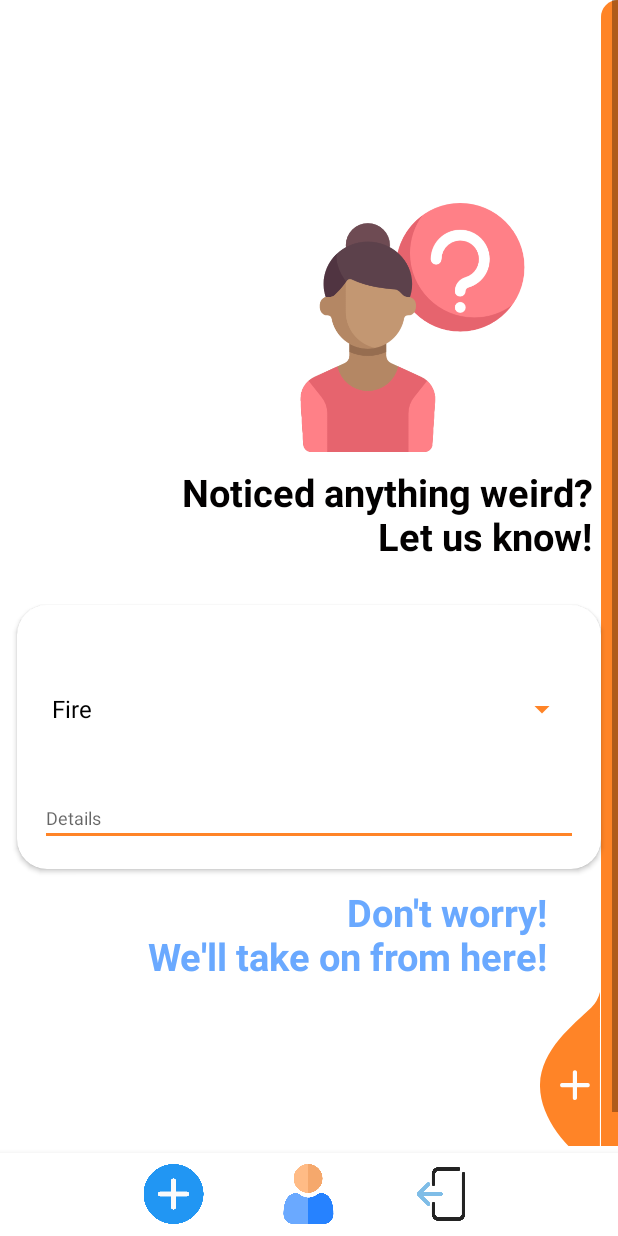
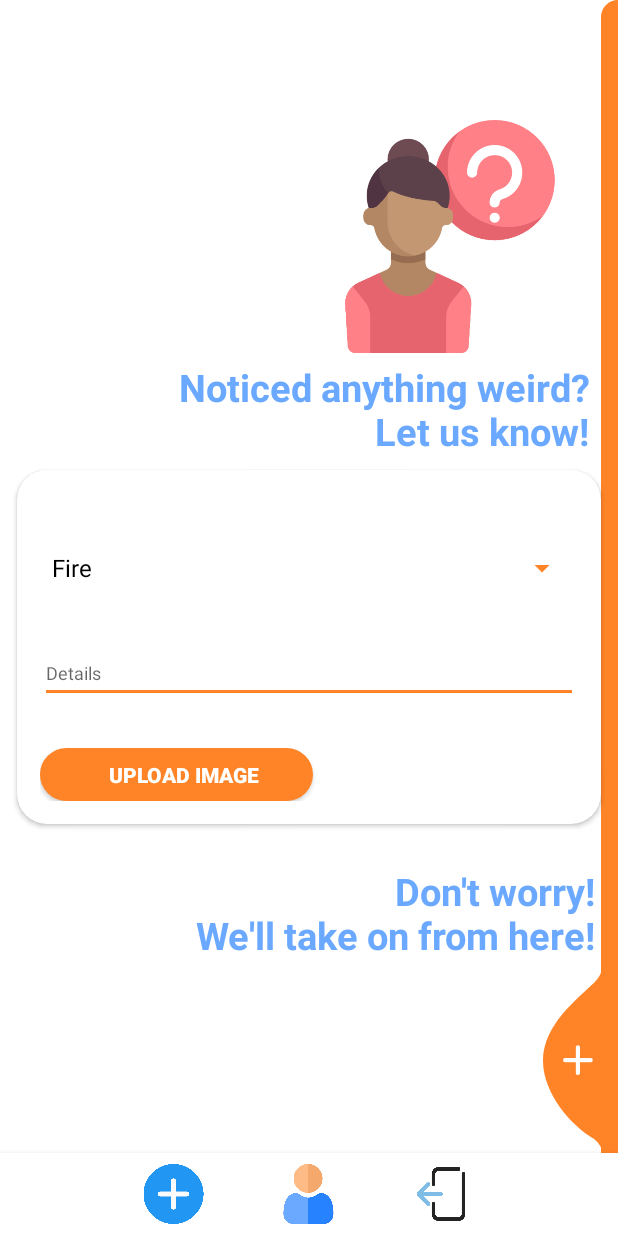
Before and after one commit to PaliouraP/SmartAlert, an Android app: the HomeActivity screen opened directly, with no data from a screen before it, after a tap on "Report an incident", on a phone screen of 412 x 824 dp. Run offline under Robolectric (Android 15) with nearby library versions, the phone set to English and light mode, and no system bars; our stand-ins replace Firebase (no records; nobody signed in at launch, a user with empty details on screens opened directly).

Commit message:
uploading image from phone gallery when reporting an incident

```diff
--- a/SmartAlert/app/build.gradle
+++ b/SmartAlert/app/build.gradle
@@ -36,6 +36,7 @@ dependencies {
     implementation 'androidx.constraintlayout:constraintlayout:2.1.4'
     implementation 'com.google.firebase:firebase-database:20.0.4'
     implementation 'com.google.firebase:firebase-auth:21.1.0'
+    implementation 'com.google.firebase:firebase-storage:20.1.0'
 
     testImplementation 'junit:junit:4.13.2'
     androidTestImplementation 'androidx.test.ext:junit:1.1.4'
--- a/SmartAlert/app/src/main/java/com/unipi/p19129_p19140/smartalert/HomeActivity.java
+++ b/SmartAlert/app/src/main/java/com/unipi/p19129_p19140/smartalert/HomeActivity.java
@@ -19,26 +19,38 @@ import java.util.ArrayList;
 
 public class HomeActivity extends AppCompatActivity {
 
-    private ImageView logout;
     GridView options;
+    private ImageView menu_report,menu_logout;
+
 
     @Override
     protected void onCreate(Bundle savedInstanceState) {
         super.onCreate(savedInstanceState);
         setContentView(R.layout.activity_home);
-        logout=findViewById(R.id.logout_btn);
+        menu_report=findViewById(R.id.menu_report);
+        menu_logout=findViewById(R.id.logout_btn);
         to_logout();
+        to_report();
         gridview();
+    }
 
 
 
-    }
     private void to_logout(){
-        logout.setOnClickListener(new View.OnClickListener() {
+        menu_logout.setOnClickListener(new View.OnClickListener() {
             @Override
             public void onClick(View v) {
                 startActivity(new Intent(HomeActivity.this,LoginActivity.class));
                 overridePendingTransition(R.anim.slide_in_right,R.anim.stay);
+            }
+        });
+    }
+    private void to_report(){
+        menu_report.setOnClickListener(new View.OnClickListener() {
+            @Override
+            public void onClick(View v) {
+                startActivity(new Intent(HomeActivity.this,ReportActivity.class));
+                overridePendingTransition(R.anim.slide_in_left,R.anim.stay);
             }
         });
     }
--- a/SmartAlert/app/src/main/java/com/unipi/p19129_p19140/smartalert/ReportActivity.java
+++ b/SmartAlert/app/src/main/java/com/unipi/p19129_p19140/smartalert/ReportActivity.java
@@ -5,12 +5,15 @@ import androidx.appcompat.app.AppCompatActivity;
 import androidx.core.app.ActivityCompat;
 
 import android.Manifest;
+import android.content.Intent;
 import android.content.pm.PackageManager;
 import android.location.Location;
 import android.location.LocationListener;
 import android.location.LocationManager;
+import android.net.Uri;
 import android.os.Bundle;
 import android.provider.ContactsContract;
+import android.provider.MediaStore;
 import android.text.TextUtils;
 import android.view.View;
 import android.widget.ArrayAdapter;
@@ -22,23 +25,32 @@ import android.widget.TextView;
 import android.widget.Toast;
 
 import com.google.android.gms.tasks.OnCompleteListener;
+import com.google.android.gms.tasks.OnFailureListener;
+import com.google.android.gms.tasks.OnSuccessListener;
 import com.google.android.gms.tasks.Task;
+import com.google.android.material.snackbar.Snackbar;
 import com.google.firebase.auth.AuthResult;
 import com.google.firebase.auth.FirebaseAuth;
 import com.google.firebase.database.DatabaseReference;
 import com.google.firebase.database.FirebaseDatabase;
+import com.google.firebase.storage.FirebaseStorage;
+import com.google.firebase.storage.StorageReference;
+import com.google.firebase.storage.UploadTask;
+
 
 import java.util.ArrayList;
 import java.util.Calendar;
 import java.util.HashMap;
 import java.util.List;
+import java.util.UUID;
 
 public class ReportActivity extends AppCompatActivity implements LocationListener {
 
     private Spinner type;
     private EditText details;
     private ImageView report;
-    private TextView location_text;
+    private Button upload;
+    private ImageView menu_report,menu_logout;
     // Location manager object
     LocationManager locationManager;
     double latitude;
@@ -52,6 +64,12 @@ public class ReportActivity extends AppCompatActivity implements LocationListene
     // Reference for Firebase.
     DatabaseReference databaseReference;
 
+    //Firebase Storage
+    private  FirebaseStorage storage;
+    private StorageReference storageReference;
+    Uri selectedImageUri;
+    boolean uploaded;
+
     @Override
     protected void onCreate(Bundle savedInstanceState) {
         super.onCreate(savedInstanceState);
@@ -61,16 +79,50 @@ public class ReportActivity extends AppCompatActivity implements LocationListene
         type = findViewById(R.id.report_type);
         details = findViewById(R.id.report_details);
         report = findViewById(R.id.report_btn);
+        upload = findViewById(R.id.upload_img);
+        menu_report=findViewById(R.id.menu_report);
+        menu_logout=findViewById(R.id.logout_btn);
 
+        storage=FirebaseStorage.getInstance();
+        storageReference=storage.getReference();
 
         // Setting spinner items
-        String[] items = new String[]{"Fire", "Flood", "Dangerous Weather", "Earthquake", "Other"};
+        String[] items = new String[]{"Fire", "Flood", "Dangerous Weather", "Earthquake","Other"};
         ArrayAdapter<String> adapter = new ArrayAdapter<>(this, android.R.layout.simple_spinner_dropdown_item, items);
         type.setAdapter(adapter);
-
+        //CALLING GET_LOCATION FUNCTION
         Get_Location();
 
+        // UPLOAD IMAGE BUTTON
+        upload.setOnClickListener(new View.OnClickListener() {
+            @Override
+            public void onClick(View v) {
+                chooseImage();
 
+            }
+
+            private void chooseImage() {
+                Intent intent=new Intent();
+                intent.setType("image/*");
+                intent.setAction(Intent.ACTION_GET_CONTENT);
+                startActivityForResult(intent,1);
+            }
+        });
+        // CLICKING ON THE REPORT BUTTON ON THE MENU
+        menu_report.setOnClickListener(new View.OnClickListener() {
+            @Override
+            public void onClick(View v) {
+                startActivity(new Intent(ReportActivity.this,ReportActivity.class));
+                overridePendingTransition(R.anim.slide_in_right,R.anim.stay);
+            }
+        });
+        menu_logout.setOnClickListener(new View.OnClickListener() {
+            @Override
+            public void onClick(View v) {
+                startActivity(new Intent(ReportActivity.this,LoginActivity.class));
+                overridePendingTransition(R.anim.slide_in_right,R.anim.stay);
+            }
+        });
 
         // ON CLICK LISTENER FOR REPORT BUTTON
         report.setOnClickListener(new View.OnClickListener() {
@@ -86,10 +138,21 @@ public class ReportActivity extends AppCompatActivity implements LocationListene
                 }
             }
         });
+
+    }
+    // CHECK IF IMAGE WAS UPLOADED AND SAVE CHOSEN IMAGE
+    public void onActivityResult(int requestCode, int resultCode, Intent data) {
+        super.onActivityResult(requestCode, resultCode, data);
+
+        if (requestCode == 1 &&  resultCode == RESULT_OK && data!=null && data.getData()!=null) {
+                selectedImageUri = data.getData();
+                uploaded=true;
+        }
     }
 
+    // GET LOCATION
     public void Get_Location() {
-        // PERMISSION
+        // IF PERMISSION ACCEPTED
         if (ActivityCompat.checkSelfPermission(this, Manifest.permission.ACCESS_FINE_LOCATION) != PackageManager.PERMISSION_GRANTED
                 && ActivityCompat.checkSelfPermission(this, Manifest.permission.ACCESS_COARSE_LOCATION) != PackageManager.PERMISSION_GRANTED) {
             ActivityCompat.requestPermissions(this,new String[]{Manifest.permission.ACCESS_FINE_LOCATION},2);
@@ -110,12 +173,13 @@ public class ReportActivity extends AppCompatActivity implements LocationListene
         latitude=location.getLatitude();
         longitude=location.getLongitude();
 
-        location_text.setText(location.getLatitude()+","+location.getLongitude());
     }
+
+    // REPORT FUNCTION IS CALLED WHEN PRESSING THE ADD REPORT BUTTON
     private void makeReport(String type, String details) {
-
         String timestamp = String.valueOf(Calendar.getInstance().getTime());
         String user_location=latitude+","+longitude;
+        uploadImage(type,user_location);
         HashMap<String, Object> map = new HashMap<>();
         map.put("User", "user id"); //change to actual user id
         map.put("Location", user_location); // change to actual location
@@ -127,5 +191,26 @@ public class ReportActivity extends AppCompatActivity implements LocationListene
         Toast.makeText(ReportActivity.this, "Reported successfully!", Toast.LENGTH_SHORT).show();
     }
 
+    // UPLOADING IMAGE IN FIREBASE STORAGE FOLDER "images"
+    public void uploadImage(String type,String location_saved) {
+        if(uploaded){
+        final String key= UUID.randomUUID().toString();
+        // EVERY IMAGE IS NAMED AFTER TYPE OF DISASTER AND ITS LOCATION
+        StorageReference s=storageReference.child("images/"+type+"_"+location_saved);
+        s.putFile(selectedImageUri).addOnSuccessListener(new OnSuccessListener<UploadTask.TaskSnapshot>() {
+            @Override
+            public void onSuccess(UploadTask.TaskSnapshot taskSnapshot) {
 
+            }
+        })
+                .addOnFailureListener(new OnFailureListener() {
+                    @Override
+                    public void onFailure(@NonNull Exception e) {
+                        Toast.makeText(getApplicationContext(),"Image was not uploaded",Toast.LENGTH_LONG).show();
+                    }
+                });
     }
+    }
+
+
+}
--- a/SmartAlert/app/src/main/res/drawable/ic_side_bg.xml
+++ b/SmartAlert/app/src/main/res/drawable/ic_side_bg.xml
@@ -5,5 +5,6 @@
     <solid
         android:color="#FF8427"/>
     <corners
-        android:topLeftRadius="17dp"/>
+        android:topLeftRadius="17dp"
+        android:bottomLeftRadius="17dp"/>
 </shape>
--- a/SmartAlert/app/src/main/res/layout/activity_home.xml
+++ b/SmartAlert/app/src/main/res/layout/activity_home.xml
@@ -50,6 +50,7 @@
             >
 
             <ImageView
+                android:id="@+id/menu_report"
                 android:layout_width="50dp"
                 android:layout_height="40dp"
                 android:layout_margin="@dimen/loginViewsMargin"
--- a/SmartAlert/app/src/main/res/layout/activity_report.xml
+++ b/SmartAlert/app/src/main/res/layout/activity_report.xml
@@ -6,26 +6,25 @@
     android:layout_height="match_parent"
     tools:context=".ReportActivity"
     android:background="@color/whiteTextColor">
+
     <ScrollView
         android:layout_width="match_parent"
-    android:layout_height="match_parent"
-    android:layout_marginBottom="60dp">
+        android:layout_height="match_parent">
 
         <androidx.constraintlayout.widget.ConstraintLayout
             android:layout_width="match_parent"
-    android:layout_height="match_parent">
+            android:layout_height="wrap_content">
 
             <androidx.cardview.widget.CardView
                 android:id="@+id/cardView"
                 android:layout_width="match_parent"
                 android:layout_height="wrap_content"
                 android:layout_margin="11dp"
-        android:layout_marginBottom="396dp"
                 android:elevation="0dp"
                 app:cardCornerRadius="20dp"
                 app:layout_constraintBottom_toTopOf="@+id/textView5"
                 app:layout_constraintTop_toTopOf="parent"
-        app:layout_constraintVertical_bias="1.0"
+                app:layout_constraintVertical_bias="0.95"
                 tools:layout_editor_absoluteX="11dp">
 
                 <LinearLayout
@@ -38,22 +37,33 @@
                         android:id="@+id/report_type"
                         style="@style/modifiedEditText"
                         android:layout_width="fill_parent"
-                android:layout_height="wrap_content"
-                android:layout_marginTop="30dp" />
+                        android:layout_height="40dp"
+                        android:layout_marginTop="30dp"
+                        />
 
                     <EditText
                         android:id="@+id/report_details"
                         style="@style/modifiedEditText"
                         android:layout_below="@id/report_type"
                         android:layout_marginTop="30dp"
+                        android:layout_height="40dp"
+
                         android:hint="Details" />
+
+                    <Button
+                        android:id="@+id/upload_img"
+                        style="@style/loginButton"
+                        android:layout_height="35dp"
+                        android:layout_marginTop="30dp"
+                        android:text="@string/upload_image"
+
+                        />
 
 
                 </LinearLayout>
             </androidx.cardview.widget.CardView>
 
             <!-- Spinner Element -->
-
 
 
             <View
@@ -75,40 +85,42 @@
                 android:src="@drawable/ic_add_img"
                 app:layout_constraintBottom_toBottomOf="parent"
                 app:layout_constraintEnd_toEndOf="parent"
-        app:layout_constraintHorizontal_bias="0.968"
-        app:layout_constraintStart_toStartOf="parent" />
+                app:layout_constraintHorizontal_bias="0.974"
+                app:layout_constraintStart_toStartOf="parent"
+                app:layout_constraintTop_toTopOf="parent"
+                app:layout_constraintVertical_bias="0.975" />
 
             <TextView
                 android:id="@+id/textView4"
                 style="@style/viewParent.headerText.NoMode"
                 android:text="@string/weird"
                 android:textAlignment="textEnd"
+                android:textColor="#6AA9FF"
+
                 app:layout_constraintBottom_toTopOf="@+id/cardView"
                 app:layout_constraintEnd_toEndOf="parent"
-        app:layout_constraintHorizontal_bias="0.874"
+                app:layout_constraintHorizontal_bias="0.859"
                 app:layout_constraintStart_toStartOf="parent"
                 app:layout_constraintTop_toTopOf="parent"
-        app:layout_constraintVertical_bias="0.915" />
+                app:layout_constraintVertical_bias="0.964" />
 
             <TextView
                 android:id="@+id/textView5"
                 style="@style/viewParent.headerText.NoMode"
                 android:layout_width="wrap_content"
                 android:layout_height="wrap_content"
-        android:layout_marginTop="200dp"
-        android:layout_marginEnd="48dp"
-        android:layout_marginBottom="19dp"
+                android:layout_marginEnd="16dp"
+                android:layout_marginBottom="4dp"
                 android:text="@string/dont_worry"
                 android:textAlignment="textEnd"
                 android:textColor="#6AA9FF"
                 app:layout_constraintBottom_toTopOf="@+id/report_btn"
-        app:layout_constraintEnd_toEndOf="parent"
-        app:layout_constraintTop_toTopOf="@id/cardView" />
+                app:layout_constraintEnd_toEndOf="parent" />
 
             <ImageView
                 android:id="@+id/imageView3"
-        android:layout_width="239dp"
-        android:layout_height="166dp"
+                android:layout_width="177dp"
+                android:layout_height="155dp"
                 android:layout_marginTop="16dp"
                 app:layout_constraintBottom_toTopOf="@+id/textView4"
                 app:layout_constraintEnd_toEndOf="parent"
@@ -134,6 +146,7 @@
         >
 
         <ImageView
+            android:id="@+id/menu_report"
             android:layout_width="50dp"
             android:layout_height="40dp"
             android:layout_margin="@dimen/loginViewsMargin"
@@ -157,7 +170,7 @@
             android:layout_margin="@dimen/loginViewsMargin"
             android:src="@drawable/logout_door"
             >
-            >
+
 
         </ImageView>
 
--- a/SmartAlert/app/src/main/res/values/strings.xml
+++ b/SmartAlert/app/src/main/res/values/strings.xml
@@ -18,6 +18,8 @@
 
     <string name="weird">Noticed anything weird?\nLet us know!</string>
     <string name="dont_worry">Don\'t worry!\nWe\'ll take on from here!</string>
+    <string name="upload_image">Upload Image</string>
+
 
 
 </resources>
```
Also changed, not shown: 1 other file. Lines whose indentation alone changed are shown as unchanged.
